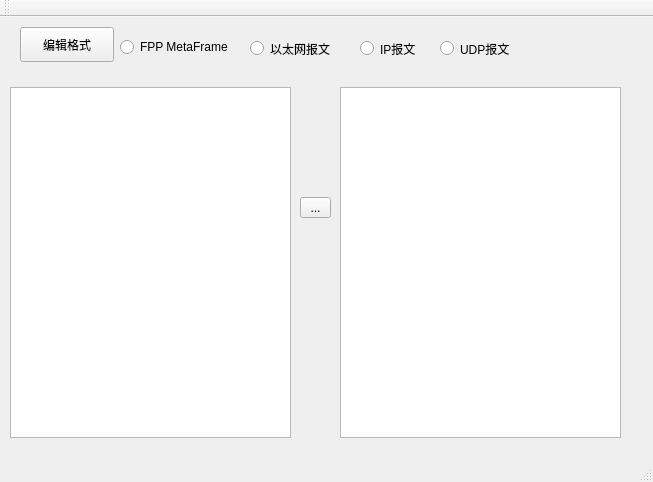
The window that ui/mainwindow.ui (Sunfe/-offsets) describes before a commit, drawn with Qt 5.
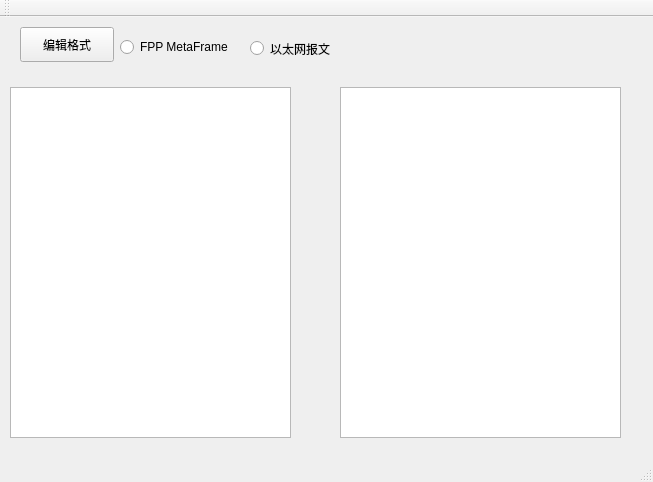
The same window after the commit. Icons and pictures are not drawn.

The edit to the form file:
```diff
--- a/ui/mainwindow.ui
+++ b/ui/mainwindow.ui
@@ -34,23 +34,6 @@
      </rect>
     </property>
    </widget>
-   <widget class="QToolButton" name="btnParse">
-    <property name="geometry">
-     <rect>
-      <x>300</x>
-      <y>180</y>
-      <width>31</width>
-      <height>21</height>
-     </rect>
-    </property>
-    <property name="text">
-     <string>...</string>
-    </property>
-    <property name="icon">
-     <iconset resource="../offset.qrc">
-      <normaloff>:/offsets/images/arrow_right.png</normaloff>:/offsets/images/arrow_right.png</iconset>
-    </property>
-   </widget>
    <widget class="QPushButton" name="btnSetting">
     <property name="geometry">
      <rect>
@@ -77,32 +60,6 @@
      <string>以太网报文</string>
     </property>
    </widget>
-   <widget class="QRadioButton" name="radioBtnIp">
-    <property name="geometry">
-     <rect>
-      <x>360</x>
-      <y>20</y>
-      <width>63</width>
-      <height>23</height>
-     </rect>
-    </property>
-    <property name="text">
-     <string>IP报文</string>
-    </property>
-   </widget>
-   <widget class="QRadioButton" name="radioBtnUdp">
-    <property name="geometry">
-     <rect>
-      <x>440</x>
-      <y>20</y>
-      <width>79</width>
-      <height>23</height>
-     </rect>
-    </property>
-    <property name="text">
-     <string>UDP报文</string>
-    </property>
-   </widget>
    <widget class="QRadioButton" name="radioBtnMetaframe">
     <property name="geometry">
      <rect>
```
Left out of the diff: 36 changed lines with no effect on the pictures.
